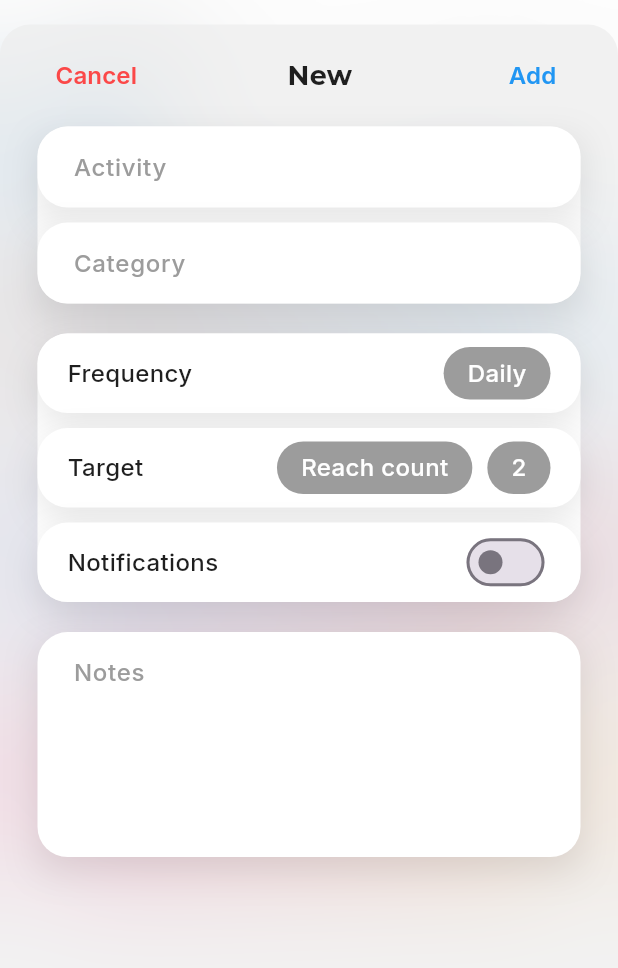
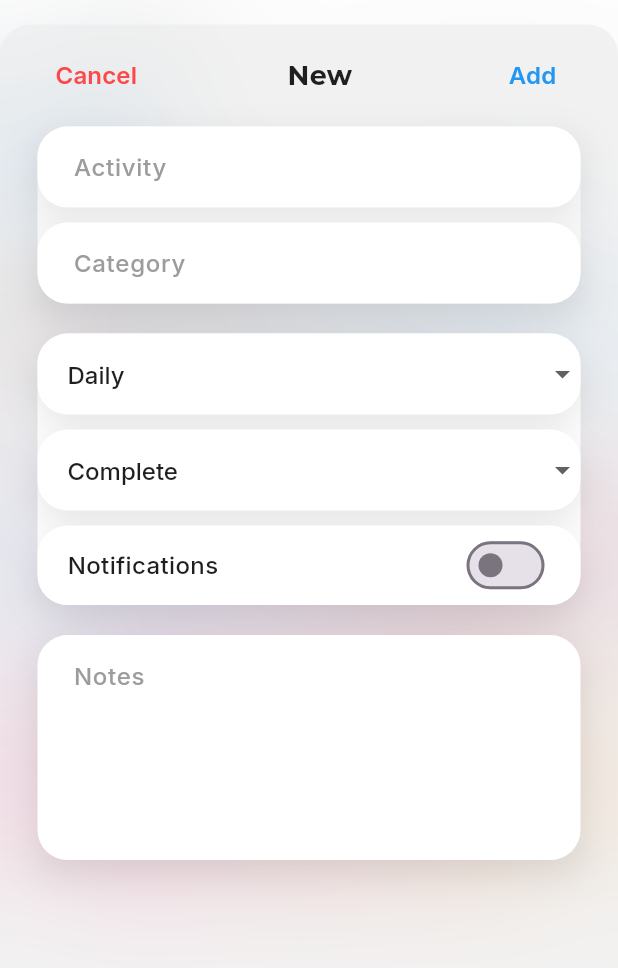
Before and after one commit to jrx-napoli/habit-tracker, a Flutter app: the screen it shows after launch, after a tap on "Add habit", on a phone screen of 412 x 824 dp, the part 99-1067 px from its top. Run offline on Flutter 3.47's test engine with Material 3 defaults, Android fonts, the phone set to English and light mode, and no system bars; our stand-ins replace flutter_svg.

Commit message:
Reworked add and edit habit pages

```diff
--- a/habit_tracker/lib/habit_form/add_habit_form.dart
+++ b/habit_tracker/lib/habit_form/add_habit_form.dart
@@ -1,16 +1,23 @@
 import 'dart:ui'; // Required for the blur effect
 import 'package:flutter/material.dart';
-
 import 'package:habit_tracker/constants/app_colors.dart';
+import 'package:habit_tracker/habit_form/frequency_field.dart';
+import 'package:habit_tracker/habit_form/notifications_field.dart';
+import 'package:habit_tracker/habit_form/target_field.dart';
 import 'input_field.dart';
-import 'frequency_field.dart';
-import 'target_field.dart';
-import 'notifications_field.dart';
 import 'notes_field.dart';
 
+class AddHabitForm extends StatefulWidget {
+  const AddHabitForm({super.key});
 
-class AddHabitForm extends StatelessWidget {
-  const AddHabitForm({super.key});
+  @override
+  State<AddHabitForm> createState() => _AddHabitFormState();
+}
+
+class _AddHabitFormState extends State<AddHabitForm> {
+  String selectedFrequency = "Daily"; // Default frequency value
+  String selectedTarget = "Complete"; // Default target value
+  int? reachCount; // Store the numerical value for "Reach Count"
 
   @override
   Widget build(BuildContext context) {
@@ -21,7 +28,6 @@ class AddHabitForm extends StatelessWidget {
       builder: (context, scrollController) {
         return Stack(
           children: [
-
             // Background blur
             BackdropFilter(
               filter: ImageFilter.blur(sigmaX: 40, sigmaY: 40),
@@ -32,35 +38,38 @@ class AddHabitForm extends StatelessWidget {
             Container(
               decoration: BoxDecoration(
                 color: AppColors.semiTransparentBackground,
-                borderRadius: BorderRadius.vertical(top: Radius.circular(20)),
+                borderRadius:
+                    const BorderRadius.vertical(top: Radius.circular(20)),
               ),
               padding: const EdgeInsets.only(left: 25, right: 25, top: 10),
               child: Column(
                 crossAxisAlignment: CrossAxisAlignment.start,
                 children: [
-
                   // Header with Cancel and Add buttons
                   Row(
                     mainAxisAlignment: MainAxisAlignment.spaceBetween,
                     children: [
                       TextButton(
-                        onPressed: () => Navigator.of(context).pop(), // Close the modal
+                        onPressed: () =>
+                            Navigator.of(context).pop(), // Close the modal
                         child: Text(
                           "Cancel",
                           style: TextStyle(
                             fontFamily: 'Inter',
                             fontWeight: FontWeight.w600,
                             color: AppColors.red,
-                            fontSize: 16),
+                            fontSize: 16,
+                          ),
                         ),
                       ),
                       Text(
                         "New",
                         style: TextStyle(
-                            fontFamily: 'Montserrat',
-                            fontWeight: FontWeight.w700,
-                            color: AppColors.darkGrey,
-                            fontSize: 18),
+                          fontFamily: 'Montserrat',
+                          fontWeight: FontWeight.w700,
+                          color: AppColors.darkGrey,
+                          fontSize: 18,
+                        ),
                       ),
                       TextButton(
                         onPressed: () {
@@ -73,49 +82,84 @@ class AddHabitForm extends StatelessWidget {
                             fontFamily: 'Inter',
                             fontWeight: FontWeight.w600,
                             color: Colors.blue,
-                            fontSize: 16),
+                            fontSize: 16,
+                          ),
                         ),
                       ),
                     ],
                   ),
 
-                  SizedBox(height: 10),
+                  const SizedBox(height: 10),
 
                   // Form Fields
                   Expanded(
                     child: ListView(
                       controller: scrollController, // Makes the form scrollable
                       children: [
+                        // Activity and Category Fields
                         Container(
                           decoration: BoxDecoration(
                             color: Colors.white,
-                            borderRadius: BorderRadius.circular(20)
+                            borderRadius: BorderRadius.circular(20),
                           ),
                           child: Column(
                             children: [
                               InputField(label: "Activity"),
-                              SizedBox(height: 10),
+                              const SizedBox(height: 10),
                               InputField(label: "Category"),
                             ],
-                          )
+                          ),
                         ),
-                        SizedBox(height: 20),
+
+                        const SizedBox(height: 20),
+
+                        // Frequency and Target Dropdown Fields
                         Container(
                           decoration: BoxDecoration(
                             color: Colors.white,
-                            borderRadius: BorderRadius.circular(20)
+                            borderRadius: BorderRadius.circular(20),
                           ),
                           child: Column(
                             children: [
-                              FrequencyField(),
-                              SizedBox(height: 10),
-                              TargetField(),
-                              SizedBox(height: 10),
-                              NotificationsField(),
+                              // Frequency Dropdown
+                              FrequencyField(
+                                  selectedFrequency: selectedFrequency,
+                                  onChanged: (value) {
+                                    setState(() {
+                                      selectedFrequency = value;
+                                    });
+                                  }),
+
+                              const SizedBox(height: 10),
+
+                              // Target Dropdown
+                              TargetField(
+                                  selectedTarget: selectedTarget,
+                                  onChanged: (value) {
+                                    setState(() {
+                                      selectedTarget = value;
+                                    });
+                                  }),
+
+                              // Reach Count Input (Visible only when "Reach Count" is selected)
+                              if (selectedTarget == "Reach count")
+                                Column(
+                                  children: [
+                                    const SizedBox(height: 10),
+                                    InputField(label: "Count")
+                                  ],
+                                ),
+
+                              const SizedBox(height: 10),
+
+                              NotificationsField()
                             ],
-                          )
+                          ),
                         ),
-                        SizedBox(height: 20),
+
+                        const SizedBox(height: 20),
+
+                        // Notes Field
                         NotesField(),
                       ],
                     ),
--- a/habit_tracker/lib/habit_form/edit_habit_form.dart
+++ b/habit_tracker/lib/habit_form/edit_habit_form.dart
@@ -1,17 +1,24 @@
 import 'dart:ui'; // Required for the blur effect
 import 'package:flutter/material.dart';
+import 'package:habit_tracker/constants/app_colors.dart';
+import 'package:habit_tracker/habit_form/delete_button.dart';
+import 'package:habit_tracker/habit_form/frequency_field.dart';
+import 'package:habit_tracker/habit_form/notifications_field.dart';
+import 'package:habit_tracker/habit_form/target_field.dart';
+import 'input_field.dart';
+import 'notes_field.dart';
 
-import 'package:habit_tracker/constants/app_colors.dart';
-import 'input_field.dart';
-import 'frequency_field.dart';
-import 'target_field.dart';
-import 'notifications_field.dart';
-import 'notes_field.dart';
-import 'delete_button.dart';
+class EditHabitForm extends StatefulWidget {
+  const EditHabitForm({super.key});
 
+  @override
+  State<EditHabitForm> createState() => _EditHabitFormState();
+}
 
-class EditHabitForm extends StatelessWidget {
-  const EditHabitForm({super.key});
+class _EditHabitFormState extends State<EditHabitForm> {
+  String selectedFrequency = "Daily"; // Default frequency value
+  String selectedTarget = "Complete"; // Default target value
+  int? reachCount; // Store the numerical value for "Reach Count"
 
   @override
   Widget build(BuildContext context) {
@@ -22,7 +29,6 @@ class EditHabitForm extends StatelessWidget {
       builder: (context, scrollController) {
         return Stack(
           children: [
-
             // Background blur
             BackdropFilter(
               filter: ImageFilter.blur(sigmaX: 40, sigmaY: 40),
@@ -33,35 +39,38 @@ class EditHabitForm extends StatelessWidget {
             Container(
               decoration: BoxDecoration(
                 color: AppColors.semiTransparentBackground,
-                borderRadius: BorderRadius.vertical(top: Radius.circular(20)),
+                borderRadius:
+                    const BorderRadius.vertical(top: Radius.circular(20)),
               ),
               padding: const EdgeInsets.only(left: 25, right: 25, top: 10),
               child: Column(
                 crossAxisAlignment: CrossAxisAlignment.start,
                 children: [
-
                   // Header with Cancel and Add buttons
                   Row(
                     mainAxisAlignment: MainAxisAlignment.spaceBetween,
                     children: [
                       TextButton(
-                        onPressed: () => Navigator.of(context).pop(), // Close the modal
+                        onPressed: () =>
+                            Navigator.of(context).pop(), // Close the modal
                         child: Text(
                           "Cancel",
                           style: TextStyle(
                             fontFamily: 'Inter',
                             fontWeight: FontWeight.w600,
                             color: AppColors.red,
-                            fontSize: 16),
+                            fontSize: 16,
+                          ),
                         ),
                       ),
                       Text(
                         "Edit",
                         style: TextStyle(
-                            fontFamily: 'Montserrat',
-                            fontWeight: FontWeight.w700,
-                            color: AppColors.darkGrey,
-                            fontSize: 18),
+                          fontFamily: 'Montserrat',
+                          fontWeight: FontWeight.w700,
+                          color: AppColors.darkGrey,
+                          fontSize: 18,
+                        ),
                       ),
                       TextButton(
                         onPressed: () {
@@ -74,51 +83,88 @@ class EditHabitForm extends StatelessWidget {
                             fontFamily: 'Inter',
                             fontWeight: FontWeight.w600,
                             color: Colors.blue,
-                            fontSize: 16),
+                            fontSize: 16,
+                          ),
                         ),
                       ),
                     ],
                   ),
 
-                  SizedBox(height: 10),
+                  const SizedBox(height: 10),
 
                   // Form Fields
                   Expanded(
                     child: ListView(
                       controller: scrollController, // Makes the form scrollable
                       children: [
+                        // Activity and Category Fields
                         Container(
                           decoration: BoxDecoration(
                             color: Colors.white,
-                            borderRadius: BorderRadius.circular(20)
+                            borderRadius: BorderRadius.circular(20),
                           ),
                           child: Column(
                             children: [
                               InputField(label: "Activity"),
-                              SizedBox(height: 10),
+                              const SizedBox(height: 10),
                               InputField(label: "Category"),
                             ],
-                          )
+                          ),
                         ),
-                        SizedBox(height: 20),
+
+                        const SizedBox(height: 20),
+
+                        // Frequency and Target Dropdown Fields
                         Container(
                           decoration: BoxDecoration(
                             color: Colors.white,
-                            borderRadius: BorderRadius.circular(20)
+                            borderRadius: BorderRadius.circular(20),
                           ),
                           child: Column(
                             children: [
-                              FrequencyField(),
-                              SizedBox(height: 10),
-                              TargetField(),
-                              SizedBox(height: 10),
-                              NotificationsField(),
+                              // Frequency Dropdown
+                              FrequencyField(
+                                  selectedFrequency: selectedFrequency,
+                                  onChanged: (value) {
+                                    setState(() {
+                                      selectedFrequency = value;
+                                    });
+                                  }),
+
+                              const SizedBox(height: 10),
+
+                              // Target Dropdown
+                              TargetField(
+                                  selectedTarget: selectedTarget,
+                                  onChanged: (value) {
+                                    setState(() {
+                                      selectedTarget = value;
+                                    });
+                                  }),
+
+                              // Reach Count Input (Visible only when "Reach Count" is selected)
+                              if (selectedTarget == "Reach count")
+                                Column(
+                                  children: [
+                                    const SizedBox(height: 10),
+                                    InputField(label: "Count")
+                                  ],
+                                ),
+
+                              const SizedBox(height: 10),
+
+                              NotificationsField()
                             ],
-                          )
+                          ),
                         ),
-                        SizedBox(height: 20),
+
+                        const SizedBox(height: 20),
+
+                        // Notes Field
                         NotesField(),
-                        SizedBox(height: 20),
+
+                        const SizedBox(height: 20),
+
                         DeleteButton()
                       ],
                     ),
--- a/habit_tracker/lib/habit_form/frequency_field.dart
+++ b/habit_tracker/lib/habit_form/frequency_field.dart
@@ -1,16 +1,19 @@
 import 'package:flutter/material.dart';
-
-import '../constants/app_colors.dart';
-
+import 'package:habit_tracker/constants/app_colors.dart';
 
 class FrequencyField extends StatelessWidget {
+  final String selectedFrequency;
+  final ValueChanged<String> onChanged;
 
-  const FrequencyField({super.key});
+  const FrequencyField({
+    super.key,
+    required this.selectedFrequency,
+    required this.onChanged,
+  });
 
   @override
   Widget build(BuildContext context) {
     return Container(
-      padding: EdgeInsets.only(left: 20, right: 20),
       decoration: BoxDecoration(
         color: Colors.white,
         borderRadius: BorderRadius.circular(20),
@@ -19,42 +22,40 @@ class FrequencyField extends StatelessWidget {
             color: AppColors.dropShadowColor,
             spreadRadius: 0,
             blurRadius: 20,
-            offset: Offset(0, 9),
+            offset: const Offset(0, 9),
           ),
         ],
       ),
-      child: Row(
-        mainAxisAlignment: MainAxisAlignment.spaceBetween,
-        children: [
-          Padding(
-            padding: EdgeInsets.only(top: 15, bottom: 15),
-            child: Text(
-              "Frequency",
+      child: DropdownButtonFormField<String>(
+        dropdownColor: Colors.white,
+        borderRadius: BorderRadius.circular(20),
         style: TextStyle(
           fontFamily: 'Inter',
           fontSize: 16,
           fontWeight: FontWeight.w500,
-                color: AppColors.darkGrey
+          color: AppColors.darkGrey,
         ),
+        value: selectedFrequency,
+        decoration: InputDecoration(
+          contentPadding: const EdgeInsets.symmetric(
+            vertical: 15,
+            horizontal: 20,
           ),
+          labelText: null,
+          border: InputBorder.none,
         ),
-          Container(
-            padding: const EdgeInsets.symmetric(horizontal: 16, vertical: 6),
-            decoration: BoxDecoration(
-              color: AppColors.lightGrey,
-              borderRadius: BorderRadius.circular(20),
+        items: ["Daily", "Weekly", "Monthly"]
+            .map((freq) => DropdownMenuItem(
+                  value: freq,
+                  child: Text(freq),
+                ))
+            .toList(),
+        onChanged: (value) {
+          if (value != null) {
+            onChanged(value);
+          }
+        },
       ),
-            child: Text(
-              'Daily',
-              style: TextStyle(
-                fontFamily: 'Inter',
-                fontSize: 16,
-                color: Colors.white,
-                fontWeight: FontWeight.w500),
-            ),
-          ),
-        ],
-      )
     );
   }
 }
--- a/habit_tracker/lib/habit_form/input_field.dart
+++ b/habit_tracker/lib/habit_form/input_field.dart
@@ -2,14 +2,10 @@ import 'package:flutter/material.dart';
 
 import '../constants/app_colors.dart';
 
-
 class InputField extends StatelessWidget {
   final String label;
 
-  const InputField({
-    super.key,
-    required this.label
-    });
+  const InputField({super.key, required this.label});
 
   @override
   Widget build(BuildContext context) {
@@ -25,15 +21,21 @@ class InputField extends StatelessWidget {
           ],
         ),
         child: TextField(
-        decoration: InputDecoration(
-          labelStyle: TextStyle(
+          style: TextStyle(
             fontFamily: 'Inter',
             fontSize: 16,
             fontWeight: FontWeight.w500,
-            color: AppColors.lightGrey
+            color: AppColors.darkGrey,
           ),
-          contentPadding: EdgeInsets.only(left: 20, right: 20, top: 15, bottom: 15),
-          labelText: label,
+          decoration: InputDecoration(
+            contentPadding:
+                EdgeInsets.only(left: 20, right: 20, top: 15, bottom: 15),
+            hintStyle: TextStyle(
+                fontFamily: 'Inter',
+                fontSize: 16,
+                fontWeight: FontWeight.w500,
+                color: AppColors.lightGrey),
+            hintText: label,
             filled: true,
             fillColor: Colors.white,
             border: OutlineInputBorder(
@@ -41,7 +43,6 @@ class InputField extends StatelessWidget {
               borderSide: BorderSide.none,
             ),
           ),
-      )
-    );
+        ));
   }
 }
--- a/habit_tracker/lib/habit_form/notes_field.dart
+++ b/habit_tracker/lib/habit_form/notes_field.dart
@@ -2,9 +2,7 @@ import 'package:flutter/material.dart';
 
 import '../constants/app_colors.dart';
 
-
 class NotesField extends StatelessWidget {
-
   const NotesField({super.key});
 
   @override
@@ -22,15 +20,21 @@ class NotesField extends StatelessWidget {
         ),
         child: TextField(
           maxLines: 5,
-        decoration: InputDecoration(
-          labelStyle: TextStyle(
+          style: TextStyle(
             fontFamily: 'Inter',
             fontSize: 16,
             fontWeight: FontWeight.w500,
-            color: AppColors.lightGrey
+            color: AppColors.darkGrey,
           ),
-          contentPadding: EdgeInsets.only(left: 20, right: 20, top: 15, bottom: 15),
-          labelText: 'Notes',
+          decoration: InputDecoration(
+            hintStyle: TextStyle(
+                fontFamily: 'Inter',
+                fontSize: 16,
+                fontWeight: FontWeight.w500,
+                color: AppColors.lightGrey),
+            contentPadding:
+                EdgeInsets.only(left: 20, right: 20, top: 15, bottom: 15),
+            hintText: 'Notes',
             alignLabelWithHint: true,
             filled: true,
             fillColor: Colors.white,
@@ -39,7 +43,6 @@ class NotesField extends StatelessWidget {
               borderSide: BorderSide.none,
             ),
           ),
-      )
-    );
+        ));
   }
 }
--- a/habit_tracker/lib/habit_form/target_field.dart
+++ b/habit_tracker/lib/habit_form/target_field.dart
@@ -1,16 +1,19 @@
 import 'package:flutter/material.dart';
-
-import '../constants/app_colors.dart';
-
+import 'package:habit_tracker/constants/app_colors.dart';
 
 class TargetField extends StatelessWidget {
+  final String selectedTarget;
+  final ValueChanged<String> onChanged;
 
-  const TargetField({super.key});
+  const TargetField({
+    super.key,
+    required this.selectedTarget,
+    required this.onChanged,
+  });
 
   @override
   Widget build(BuildContext context) {
     return Container(
-      padding: EdgeInsets.only(left: 20, right: 20),
       decoration: BoxDecoration(
         color: Colors.white,
         borderRadius: BorderRadius.circular(20),
@@ -19,63 +22,40 @@ class TargetField extends StatelessWidget {
             color: AppColors.dropShadowColor,
             spreadRadius: 0,
             blurRadius: 20,
-            offset: Offset(0, 9),
+            offset: const Offset(0, 9),
           ),
         ],
       ),
-      child: Row(
-        mainAxisAlignment: MainAxisAlignment.spaceBetween,
-        children: [
-          Padding(
-            padding: EdgeInsets.only(top: 15, bottom: 15),
-            child: Text(
-              "Target",
+      child: DropdownButtonFormField<String>(
+        dropdownColor: Colors.white,
+        borderRadius: BorderRadius.circular(20),
         style: TextStyle(
           fontFamily: 'Inter',
           fontSize: 16,
           fontWeight: FontWeight.w500,
-                color: AppColors.darkGrey
+          color: AppColors.darkGrey,
         ),
+        value: selectedTarget,
+        decoration: InputDecoration(
+          contentPadding: const EdgeInsets.symmetric(
+            vertical: 15,
+            horizontal: 20,
           ),
+          labelText: null,
+          border: InputBorder.none,
         ),
-          Row(
-            children: [
-              Container(
-                padding: const EdgeInsets.symmetric(horizontal: 16, vertical: 6),
-                decoration: BoxDecoration(
-                  color: AppColors.lightGrey,
-                  borderRadius: BorderRadius.circular(20),
+        items: ["Complete", "Reach count"]
+            .map((target) => DropdownMenuItem(
+                  value: target,
+                  child: Text(target),
+                ))
+            .toList(),
+        onChanged: (value) {
+          if (value != null) {
+            onChanged(value);
+          }
+        },
       ),
-                child: Text(
-                  'Reach count',
-                  style: TextStyle(
-                    fontFamily: 'Inter',
-                    fontSize: 16,
-                    color: Colors.white,
-                    fontWeight: FontWeight.w500),
-                ),
-              ),
-              SizedBox(width: 10),
-              Container(
-                padding: const EdgeInsets.symmetric(horizontal: 16, vertical: 6),
-                decoration: BoxDecoration(
-                  color: AppColors.lightGrey,
-                  borderRadius: BorderRadius.circular(20),
-                ),
-                child: Text(
-                  '2',
-                  style: TextStyle(
-                    fontFamily: 'Inter',
-                    fontSize: 16,
-                    color: Colors.white,
-                    fontWeight: FontWeight.w500
-                  ),
-                ),
-              ),
-            ],
-          ),
-        ],
-      )
     );
   }
 }
```
Also changed, not shown: habit_tracker/lib/home_page/home_page.dart (+0 -10 lines). Lines whose indentation alone changed are shown as unchanged.
